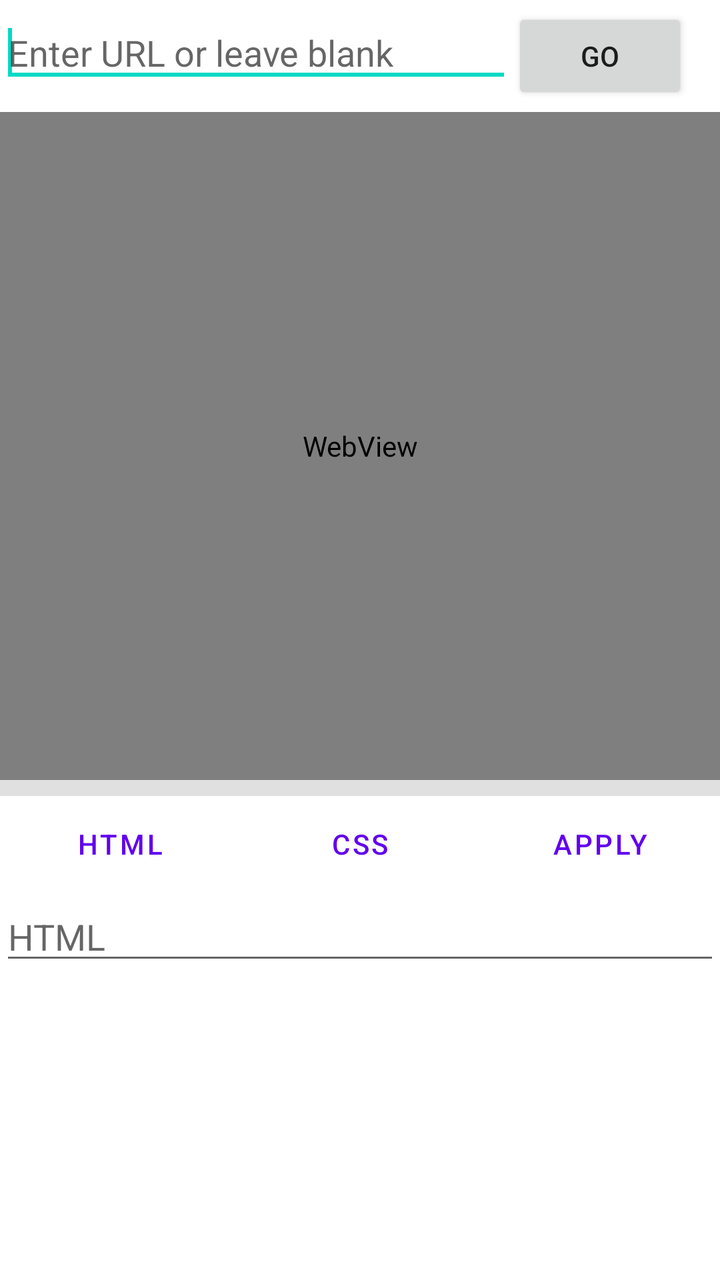
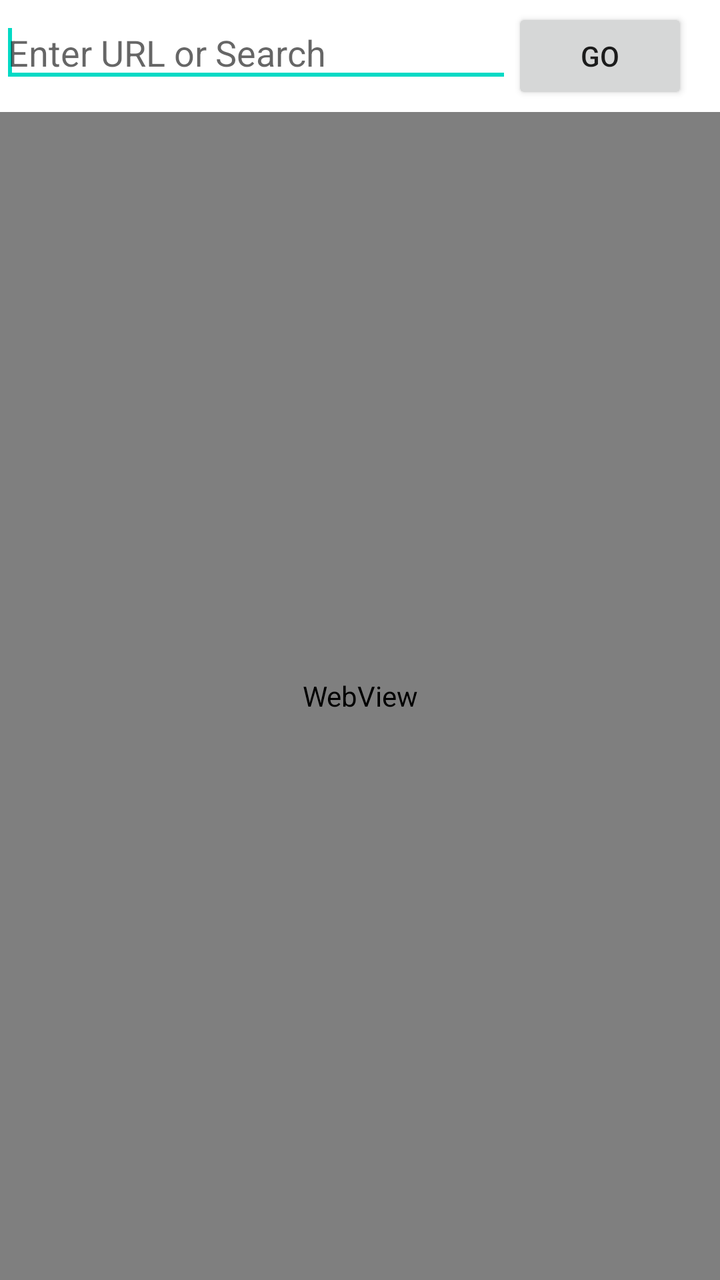

An Android layout rendered at two revisions. The XML below is the earlier revision; the diff shows what the commit changed to produce the second picture.
<!-- AndroidManifest.xml: application theme Theme.PowerUser1 -->
<!-- res/layout/fragment_home.xml -->
<?xml version="1.0" encoding="utf-8"?>
<androidx.drawerlayout.widget.DrawerLayout xmlns:android="http://schemas.android.com/apk/res/android"
    xmlns:app="http://schemas.android.com/apk/res-auto"
    xmlns:tools="http://schemas.android.com/tools"
    android:id="@+id/drawer_layout"
    android:layout_width="match_parent"
    android:layout_height="match_parent"
    android:fitsSystemWindows="true"
    tools:context=".ui.home.HomeFragment">

    <androidx.constraintlayout.widget.ConstraintLayout
        android:layout_width="match_parent"
        android:layout_height="match_parent">

        <androidx.appcompat.widget.Toolbar
            android:id="@+id/toolbar"
            android:layout_width="wrap_content"
            android:layout_height="?attr/actionBarSize"
            app:layout_constraintTop_toTopOf="parent"
            app:layout_constraintEnd_toEndOf="parent" />

        <LinearLayout
            android:id="@+id/url_bar"
            android:layout_width="0dp"
            android:layout_height="wrap_content"
            android:orientation="horizontal"
            app:layout_constraintTop_toTopOf="parent"
            app:layout_constraintStart_toStartOf="parent"
            app:layout_constraintEnd_toStartOf="@id/toolbar"
            app:layout_constraintBottom_toBottomOf="@id/toolbar">

            <EditText
                android:id="@+id/url_input"
                android:layout_width="0dp"
                android:layout_height="wrap_content"
                android:layout_weight="1"
                android:hint="Enter URL or leave blank"
                android:inputType="textUri"
                android:imeOptions="actionGo">
                <requestFocus />
            </EditText>

            <Button
                android:id="@+id/go_button"
                android:layout_width="wrap_content"
                android:layout_height="wrap_content"
                android:text="Go" />
        </LinearLayout>

        <WebView
            android:id="@+id/webview"
            android:layout_width="0dp"
            android:layout_height="0dp"
            app:layout_constraintTop_toBottomOf="@id/toolbar"
            app:layout_constraintBottom_toTopOf="@+id/edit_panel"
            app:layout_constraintStart_toStartOf="parent"
            app:layout_constraintEnd_toEndOf="parent" />

        <LinearLayout
            android:id="@+id/edit_panel"
            android:layout_width="0dp"
            android:layout_height="250dp"
            android:background="?android:attr/windowBackground"
            android:orientation="vertical"
            app:layout_constraintBottom_toBottomOf="parent"
            app:layout_constraintEnd_toEndOf="parent"
            app:layout_constraintStart_toStartOf="parent">

            <View
                android:id="@+id/drag_handle"
                android:layout_width="match_parent"
                android:layout_height="8dp"
                android:background="?android:attr/listDivider" />

            <LinearLayout
                android:layout_width="match_parent"
                android:layout_height="wrap_content"
                android:orientation="horizontal">

                <Button
                    android:id="@+id/show_html_button"
                    style="?android:attr/buttonBarButtonStyle"
                    android:layout_width="0dp"
                    android:layout_height="wrap_content"
                    android:layout_weight="1"
                    android:text="HTML" />

                <Button
                    android:id="@+id/show_css_button"
                    style="?android:attr/buttonBarButtonStyle"
                    android:layout_width="0dp"
                    android:layout_height="wrap_content"
                    android:layout_weight="1"
                    android:text="CSS" />

                <Button
                    android:id="@+id/apply_button"
                    style="?android:attr/buttonBarButtonStyle"
                    android:layout_width="0dp"
                    android:layout_height="wrap_content"
                    android:layout_weight="1"
                    android:text="Apply" />
            </LinearLayout>

            <FrameLayout
                android:layout_width="match_parent"
                android:layout_height="0dp"
                android:layout_weight="1">

                <ScrollView
                    android:id="@+id/html_scroller"
                    android:layout_width="match_parent"
                    android:layout_height="match_parent">
                    <EditText
                        android:id="@+id/html_input"
                        android:layout_width="match_parent"
                        android:layout_height="wrap_content"
                        android:gravity="top"
                        android:hint="HTML"
                        android:inputType="textMultiLine" />
                </ScrollView>

                <ScrollView
                    android:id="@+id/css_scroller"
                    android:layout_width="match_parent"
                    android:layout_height="match_parent"
                    android:visibility="gone">
                    <EditText
                        android:id="@+id/css_input"
                        android:layout_width="match_parent"
                        android:layout_height="wrap_content"
                        android:gravity="top"
                        android:hint="CSS"
                        android:inputType="textMultiLine" />
                </ScrollView>
                <ProgressBar
                    android:id="@+id/editor_spinner"
                    style="?android:attr/progressBarStyle"
                    android:layout_width="wrap_content"
                    android:layout_height="wrap_content"
                    android:layout_gravity="center"
                    android:visibility="gone" />
            </FrameLayout>
        </LinearLayout>
    </androidx.constraintlayout.widget.ConstraintLayout>

    <com.google.android.material.navigation.NavigationView
        android:id="@+id/nav_view"
        android:layout_width="wrap_content"
        android:layout_height="match_parent"
        android:layout_gravity="start"
        app:headerLayout="@layout/nav_header_main"
        app:menu="@menu/browser_drawer_menu" />

</androidx.drawerlayout.widget.DrawerLayout>
<!-- res/layout/nav_header_main.xml (included above) -->
<?xml version="1.0" encoding="utf-8"?>
<LinearLayout xmlns:android="http://schemas.android.com/apk/res/android"
    android:layout_width="match_parent"
    android:layout_height="176dp"
    android:background="?attr/colorPrimary"
    android:gravity="bottom"
    android:orientation="vertical"
    android:padding="16dp"
    android:theme="@style/ThemeOverlay.AppCompat.Dark">

    <TextView
        android:layout_width="match_parent"
        android:layout_height="wrap_content"
        android:text="Web Tools"
        android:textAppearance="@style/TextAppearance.AppCompat.Body1" />

</LinearLayout>
<!-- resources referenced by this layout -->
<resources>
  <style name="Theme.PowerUser1" parent="Theme.MaterialComponents.DayNight.DarkActionBar">
          
          <item name="colorPrimary">@color/purple_500</item>
          <item name="colorPrimaryVariant">@color/purple_700</item>
          <item name="colorOnPrimary">@color/white</item>
          
          <item name="colorSecondary">@color/teal_200</item>
          <item name="colorSecondaryVariant">@color/teal_700</item>
          <item name="colorOnSecondary">@color/black</item>
          
          <item name="android:statusBarColor">?attr/colorPrimaryVariant</item>
          
      </style>
  <color name="purple_500">#FF6200EE</color>
  <color name="purple_700">#FF3700B3</color>
  <color name="white">#FFFFFFFF</color>
  <color name="teal_200">#FF03DAC5</color>
  <color name="teal_700">#FF018786</color>
  <color name="black">#FF000000</color>
</resources>

<!-- the commit's change to res/layout/fragment_home.xml (unified diff, before → after) -->
@@ -34,7 +34,7 @@
                 android:layout_width="0dp"
                 android:layout_height="wrap_content"
                 android:layout_weight="1"
-                android:hint="Enter URL or leave blank"
+                android:hint="Enter URL or Search"
                 android:inputType="textUri"
                 android:imeOptions="actionGo">
                 <requestFocus />
@@ -52,96 +52,10 @@
             android:layout_width="0dp"
             android:layout_height="0dp"
             app:layout_constraintTop_toBottomOf="@id/toolbar"
-            app:layout_constraintBottom_toTopOf="@+id/edit_panel"
+            app:layout_constraintBottom_toBottomOf="parent"
             app:layout_constraintStart_toStartOf="parent"
             app:layout_constraintEnd_toEndOf="parent" />
 
-        <LinearLayout
-            android:id="@+id/edit_panel"
-            android:layout_width="0dp"
-            android:layout_height="250dp"
-            android:background="?android:attr/windowBackground"
-            android:orientation="vertical"
-            app:layout_constraintBottom_toBottomOf="parent"
-            app:layout_constraintEnd_toEndOf="parent"
-            app:layout_constraintStart_toStartOf="parent">
-
-            <View
-                android:id="@+id/drag_handle"
-                android:layout_width="match_parent"
-                android:layout_height="8dp"
-                android:background="?android:attr/listDivider" />
-
-            <LinearLayout
-                android:layout_width="match_parent"
-                android:layout_height="wrap_content"
-                android:orientation="horizontal">
-
-                <Button
-                    android:id="@+id/show_html_button"
-                    style="?android:attr/buttonBarButtonStyle"
-                    android:layout_width="0dp"
-                    android:layout_height="wrap_content"
-                    android:layout_weight="1"
-                    android:text="HTML" />
-
-                <Button
-                    android:id="@+id/show_css_button"
-                    style="?android:attr/buttonBarButtonStyle"
-                    android:layout_width="0dp"
-                    android:layout_height="wrap_content"
-                    android:layout_weight="1"
-                    android:text="CSS" />
-
-                <Button
-                    android:id="@+id/apply_button"
-                    style="?android:attr/buttonBarButtonStyle"
-                    android:layout_width="0dp"
-                    android:layout_height="wrap_content"
-                    android:layout_weight="1"
-                    android:text="Apply" />
-            </LinearLayout>
-
-            <FrameLayout
-                android:layout_width="match_parent"
-                android:layout_height="0dp"
-                android:layout_weight="1">
-
-                <ScrollView
-                    android:id="@+id/html_scroller"
-                    android:layout_width="match_parent"
-                    android:layout_height="match_parent">
-                    <EditText
-                        android:id="@+id/html_input"
-                        android:layout_width="match_parent"
-                        android:layout_height="wrap_content"
-                        android:gravity="top"
-                        android:hint="HTML"
-                        android:inputType="textMultiLine" />
-                </ScrollView>
-
-                <ScrollView
-                    android:id="@+id/css_scroller"
-                    android:layout_width="match_parent"
-                    android:layout_height="match_parent"
-                    android:visibility="gone">
-                    <EditText
-                        android:id="@+id/css_input"
-                        android:layout_width="match_parent"
-                        android:layout_height="wrap_content"
-                        android:gravity="top"
-                        android:hint="CSS"
-                        android:inputType="textMultiLine" />
-                </ScrollView>
-                <ProgressBar
-                    android:id="@+id/editor_spinner"
-                    style="?android:attr/progressBarStyle"
-                    android:layout_width="wrap_content"
-                    android:layout_height="wrap_content"
-                    android:layout_gravity="center"
-                    android:visibility="gone" />
-            </FrameLayout>
-        </LinearLayout>
     </androidx.constraintlayout.widget.ConstraintLayout>
 
     <com.google.android.material.navigation.NavigationView
